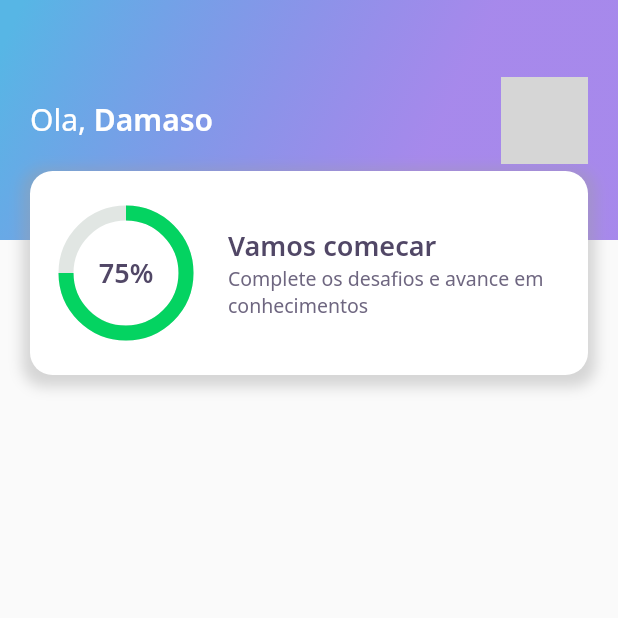
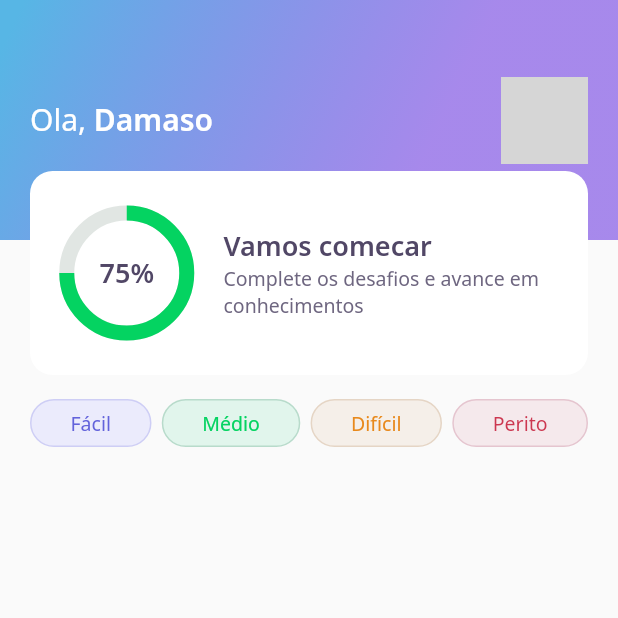
Before and after one commit to juniopereirab/DevQuiz, a Flutter app: the screen it shows after launch, on a phone screen of 412 x 824 dp, the top half of it. Run offline on Flutter 3.47's test engine with Material 2 defaults, Android fonts, the phone set to English and light mode, and no system bars; our stand-ins replace google_fonts; network calls fail; grey boxes are pictures that could not be loaded.

Commit message:
Create level button with changing style logic

```diff
--- a/devquiz/lib/home/home_page.dart
+++ b/devquiz/lib/home/home_page.dart
@@ -1,4 +1,5 @@
 import 'package:devquiz/home/widgets/appbar/appbar_widget.dart';
+import 'package:devquiz/home/widgets/level_button/level_button_widget.dart';
 import 'package:flutter/material.dart';
 
 class HomePage extends StatefulWidget {
@@ -13,6 +14,26 @@ class _HomePageState extends State<HomePage> {
   Widget build(BuildContext context) {
     return Scaffold(
       appBar: AppBarWidget(),
+      body: Padding(
+        padding: const EdgeInsets.symmetric(horizontal: 20, vertical: 16),
+        child: Row(
+          mainAxisAlignment: MainAxisAlignment.spaceBetween,
+          children: [
+            LevelButtonWidget(
+              label: "Fácil",
+            ),
+            LevelButtonWidget(
+              label: "Médio",
+            ),
+            LevelButtonWidget(
+              label: "Difícil",
+            ),
+            LevelButtonWidget(
+              label: "Perito",
+            ),
+          ],
+        ),
+      ),
     );
   }
 }
--- /dev/null
+++ b/devquiz/lib/home/widgets/level_button/level_button_widget.dart
@@ -0,0 +1,65 @@
+import 'package:devquiz/core/core.dart';
+import 'package:flutter/material.dart';
+import 'package:google_fonts/google_fonts.dart';
+
+class LevelButtonWidget extends StatelessWidget {
+  final String label;
+  LevelButtonWidget({
+    Key? key,
+    required this.label,
+  })   : assert(["Fácil", "Médio", "Difícil", "Perito"].contains(label)),
+        super(key: key);
+
+  final config = {
+    "Fácil": {
+      "color": AppColors.levelButtonFacil,
+      "border": AppColors.levelButtonBorderFacil,
+      "fontColor": AppColors.levelButtonTextFacil
+    },
+    "Médio": {
+      "color": AppColors.levelButtonMedio,
+      "border": AppColors.levelButtonBorderMedio,
+      "fontColor": AppColors.levelButtonTextMedio
+    },
+    "Difícil": {
+      "color": AppColors.levelButtonDificil,
+      "border": AppColors.levelButtonBorderDificil,
+      "fontColor": AppColors.levelButtonTextDificil
+    },
+    "Perito": {
+      "color": AppColors.levelButtonPerito,
+      "border": AppColors.levelButtonBorderPerito,
+      "fontColor": AppColors.levelButtonTextPerito
+    }
+  };
+
+  Color get color => config[label]!['color']!;
+  Color get borderColor => config[label]!['border']!;
+  Color get fontColor => config[label]!['fontColor']!;
+
+  @override
+  Widget build(BuildContext context) {
+    return Container(
+      decoration: BoxDecoration(
+        color: color,
+        border: Border.fromBorderSide(
+          BorderSide(color: borderColor),
+        ),
+        borderRadius: BorderRadius.circular(28),
+      ),
+      child: Padding(
+        padding: const EdgeInsets.symmetric(
+          horizontal: 26,
+          vertical: 6,
+        ),
+        child: Text(
+          label,
+          style: GoogleFonts.notoSans(
+            color: fontColor,
+            fontSize: 13,
+          ),
+        ),
+      ),
+    );
+  }
+}
--- a/devquiz/lib/home/widgets/score_card/score_card_widget.dart
+++ b/devquiz/lib/home/widgets/score_card/score_card_widget.dart
@@ -10,18 +10,11 @@ class ScoreCardWidget extends StatelessWidget {
       child: Container(
         height: 136,
         decoration: BoxDecoration(
-            color: AppColors.white,
-            borderRadius: BorderRadius.circular(15),
-            boxShadow: [
-              BoxShadow(
-                color: Colors.grey.withOpacity(0.4),
-                spreadRadius: 5,
-                blurRadius: 7,
-                offset: Offset(0, 3),
-              )
-            ]),
+          color: AppColors.white,
+          borderRadius: BorderRadius.circular(15),
+        ),
         child: Padding(
-          padding: const EdgeInsets.only(left: 20),
+          padding: const EdgeInsets.symmetric(horizontal: 24),
           child: Row(
             crossAxisAlignment: CrossAxisAlignment.center,
             children: [
```
